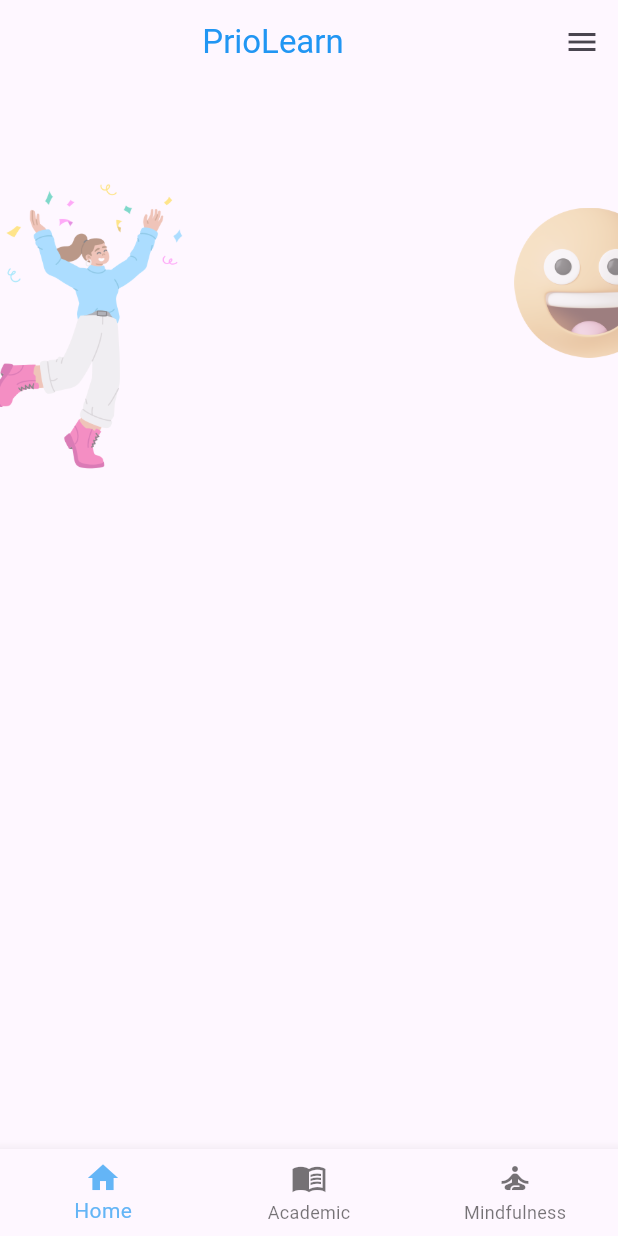
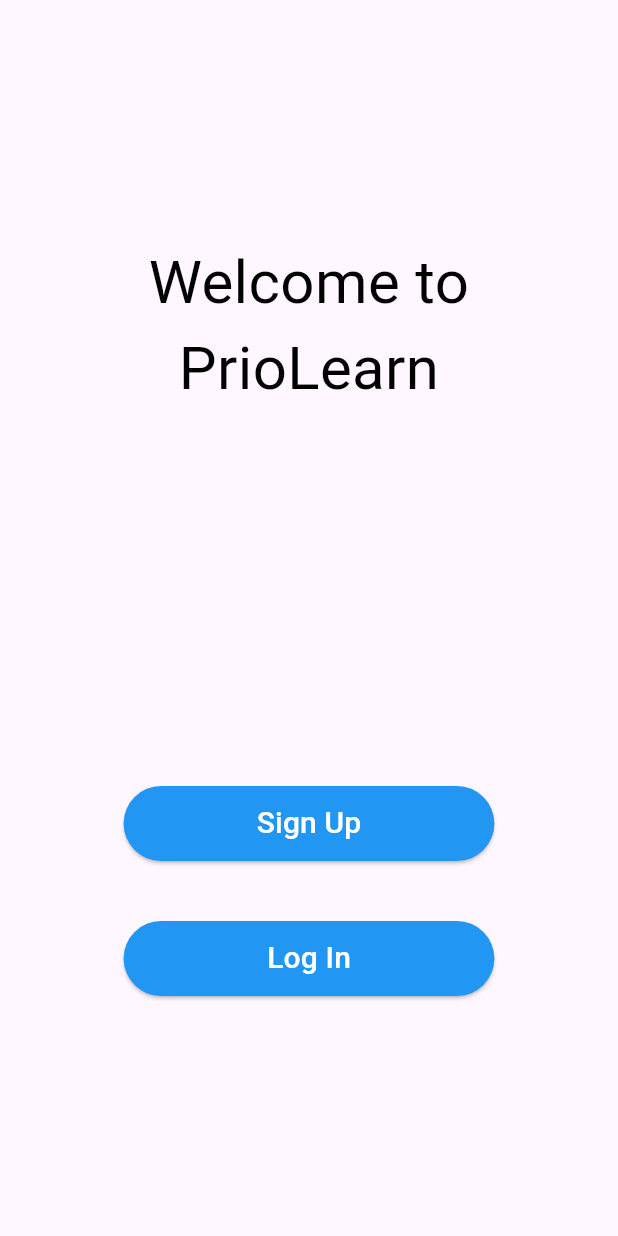
Before and after one commit to asiripr/priolearn, a Flutter app: the screen it shows after launch, on a phone screen of 412 x 824 dp. Run offline on Flutter 3.47's test engine with Material 3 defaults, Android fonts, the phone set to English and light mode, and no system bars.

Commit message:
added the welcome page

```diff
--- a/lib/main.dart
+++ b/lib/main.dart
@@ -2,6 +2,7 @@ import 'package:flutter/material.dart';
 import 'package:group_13_priolearn/pages/hi_student.dart';
 import 'package:group_13_priolearn/pages/home.dart';
 import 'package:group_13_priolearn/pages/login.dart';
+import 'package:group_13_priolearn/pages/welcome.dart';
 import 'package:group_13_priolearn/splash.dart';
 
 void main() {
@@ -13,10 +14,10 @@ class MainApp extends StatelessWidget {
 
   @override
   Widget build(BuildContext context) {
-    return const MaterialApp(
+    return MaterialApp(
         debugShowCheckedModeBanner: false,
         // home: ((Splash()))
 
-        home: Home());
+        home: Welcome());
   }
 }
--- a/lib/pages/home.dart
+++ b/lib/pages/home.dart
@@ -72,6 +72,8 @@ class _HomeState extends State<Home> {
             ),
           ),
         ),
+
+        // design the bottom app bar
         bottomNavigationBar: BottomNavigationBar(
           selectedItemColor: Colors.blue[300],
           currentIndex: _selectedItem,
@@ -120,8 +122,7 @@ class _HomeState extends State<Home> {
             ),
           ],
         ),
-
-        ),
+      ),
     );
   }
 }
--- /dev/null
+++ b/lib/pages/welcome.dart
@@ -0,0 +1,51 @@
+import 'package:flutter/material.dart';
+
+class Welcome extends StatelessWidget {
+  Welcome({super.key});
+
+  @override
+  Widget build(BuildContext context) {
+    return MaterialApp(
+      debugShowCheckedModeBanner: false,
+      home: Scaffold(
+        body: Center(
+          child: Column(
+            mainAxisAlignment: MainAxisAlignment.center,
+            children: [
+              const Text(
+                textAlign: TextAlign.center,
+                "Welcome to \nPrioLearn",
+                style: TextStyle(color: Colors.black, fontSize:40
+                ),
+              ),
+              const SizedBox(height: 250,),
+              SizedBox(
+                width: MediaQuery.of(context).size.width*0.6,
+                height: 50,
+                child: ElevatedButton(
+                  onPressed: (){},
+                  child: Text("Sign Up", style: TextStyle(fontSize: 20, color: Colors.white),),
+                  style: ElevatedButton.styleFrom(
+                    backgroundColor: Colors.blue,
+                  ),
+                ),
+              ),
+              const SizedBox(height: 40,),
+              SizedBox(
+                width: MediaQuery.of(context).size.width*0.6,
+                height: 50,
+                child: ElevatedButton(
+                  onPressed: (){},
+                  child: Text("Log In",style: TextStyle(fontSize: 20, color: Colors.white),),
+                  style: ElevatedButton.styleFrom(
+                    backgroundColor: Colors.blue,
+                  ),
+                ),
+              )
+            ],
+          ),
+        ),
+      ),
+    );
+  }
+}
```
